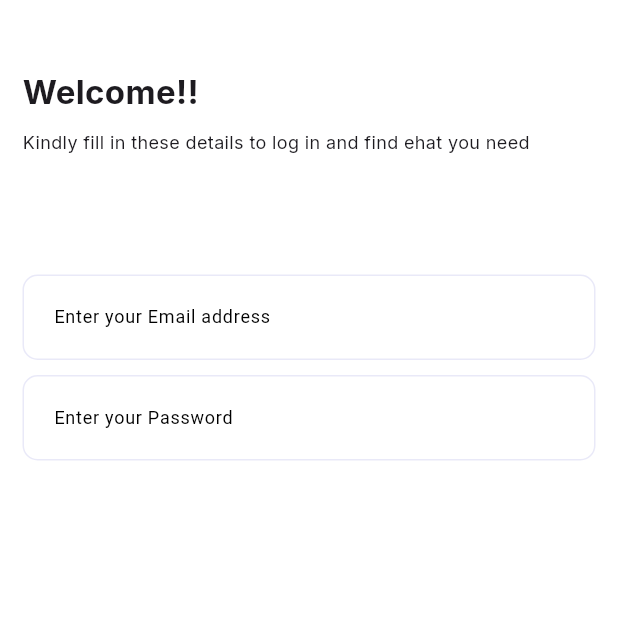
After one commit to ikotun-dev/lp-mobile, a Flutter app: the screen it shows after launch, after a tap on "Skip", after a tap on "Get Started", on a phone screen of 412 x 824 dp, the top half of it. The commit adds this screen. Run offline on Flutter 3.47's test engine with Material 2 defaults, Android fonts, the phone set to English and light mode, and no system bars; our stand-ins replace google_fonts.

Commit message:
login commit

```diff
--- /dev/null
+++ b/lib/app screens/authentication/login_page.dart
@@ -0,0 +1,66 @@
+import 'package:flutter/material.dart';
+import 'package:living_pro/utils/colors.dart';
+import 'package:living_pro/utils/text.dart';
+
+import '../../utils/custom_textfield.dart';
+
+class LoginPage extends StatefulWidget {
+  const LoginPage({super.key});
+
+  @override
+  State<LoginPage> createState() => _LoginPageState();
+}
+
+class _LoginPageState extends State<LoginPage> {
+  @override
+  Widget build(BuildContext context) {
+    return Scaffold(
+      backgroundColor: AppColor.bg,
+      body: const SafeArea(
+        child: Padding(
+          padding: EdgeInsets.all(15),
+          child: Column(
+            crossAxisAlignment: CrossAxisAlignment.start,
+            children: [
+              SizedBox(
+                height: 30,
+              ),
+              BaseText(
+                text: "Welcome!!",
+                size: 22,
+                weight: FontWeight.bold,
+              ),
+              SizedBox(
+                height: 10,
+              ),
+              BaseText(
+                text:
+                    "Kindly fill in these details to log in and find ehat you need",
+                size: 12,
+              ),
+              SizedBox(
+                height: 80,
+              ),
+              CustomTextField(
+                hint: 'Enter your Email address',
+                keyboardType: TextInputType.emailAddress,
+                // onChanged: (v) {
+                //   // email.value = v.trim();
+                // },
+              ),
+              SizedBox(
+                height: 10,
+              ),
+              CustomTextField(
+                obscureText: true,
+                hint: 'Enter your Password',
+                keyboardType: TextInputType.emailAddress,
+              ),
+
+            ],
+          ),
+        ),
+      ),
+    );
+  }
+}
--- a/lib/app screens/onboard/views/onboard_screen.dart
+++ b/lib/app screens/onboard/views/onboard_screen.dart
@@ -1,5 +1,6 @@
 import 'package:flutter/material.dart';
 import 'package:google_fonts/google_fonts.dart';
+import 'package:living_pro/app%20screens/authentication/login_page.dart';
 import 'package:living_pro/utils/colors.dart';
 import 'package:living_pro/utils/text.dart';
 
@@ -40,7 +41,7 @@ class _OnboardingScreenState extends State<OnboardingScreen> {
                 height: 20,
               ),
               Center(
-                child: Container(
+                child: SizedBox(
                   height: 300,
                   width: 300,
                   child: Image.asset(
@@ -79,6 +80,8 @@ class _OnboardingScreenState extends State<OnboardingScreen> {
                     BaseText(
                       text: onboardAssets[index].description,
                       alignText: TextAlign.center,
+                      color: Colors.black,
+                      weight: FontWeight.w500,
                       size: 12,
                     ),
                   ],
@@ -104,7 +107,9 @@ class _OnboardingScreenState extends State<OnboardingScreen> {
                 mainAxisAlignment: MainAxisAlignment.spaceBetween,
                 children: [
                   TextButton(
-                    onPressed: () {},
+                    onPressed: () {
+                      setState(() => index = 2);
+                    },
                     child: Text(
                       "Skip",
                       style: GoogleFonts.inter(
@@ -122,7 +127,10 @@ class _OnboardingScreenState extends State<OnboardingScreen> {
                     minWidth: 180,
                     onPressed: () {
                       if (index == 2) {
-                        Navigator.pushReplacementNamed(context, '/login');
+                        Navigator.push(
+                            context,
+                            MaterialPageRoute(
+                                builder: (_) => const LoginPage()));
                       } else {
                         setState(() => index++);
                       }
--- a/lib/utils/colors.dart
+++ b/lib/utils/colors.dart
@@ -4,6 +4,7 @@ class AppColor {
   static Color primary1 = const Color(0XFF007FE0);
   static Color primary2 = const Color(0XFF33A7FF);
   static Color primary3 = const Color(0XFF99D3FF);
+    static Color black = const Color(0XFF000000);
   static Color txt1 = const Color(0XFF1C140D);
   static Color txt2 = const Color(0XFF463220);
   static Color txt3 = const Color(0XFFAE7C51);
--- /dev/null
+++ b/lib/utils/custom_textfield.dart
@@ -0,0 +1,131 @@
+import 'package:flutter/material.dart';
+import 'package:flutter/services.dart';
+
+import 'colors.dart';
+
+class CustomTextField extends StatefulWidget {
+  final String? hint;
+  final ValueChanged<String>? onChanged;
+  final bool headerLess;
+  final TextEditingController? textEditingController;
+  final int lines;
+  final bool readOnly;
+  final bool obscureText;
+  final Widget? prefix;
+  final TextInputType? keyboardType;
+  final List<TextInputFormatter>? inputFormatters;
+  final FocusNode? focusNode;
+  final Widget? suffix;
+  final TextInputAction textInputAction;
+  final Border? border;
+  final Color? backgroundColor;
+
+  final String? prefixText;
+
+  const CustomTextField({
+    Key? key,
+    this.hint,
+    this.onChanged,
+    this.headerLess = false,
+    this.textEditingController,
+    this.lines = 1,
+    this.readOnly = false,
+    this.obscureText = false,
+    this.prefix,
+    this.keyboardType,
+    this.inputFormatters,
+    this.focusNode,
+    this.suffix,
+    this.textInputAction = TextInputAction.done,
+    this.border,
+    this.backgroundColor,
+    this.prefixText,
+  }) : super(key: key);
+
+  @override
+  State<CustomTextField> createState() => _CustomTextFieldState();
+}
+
+class _CustomTextFieldState extends State<CustomTextField> {
+  @override
+  void initState() {
+    _node = widget.focusNode ?? FocusNode();
+    super.initState();
+  }
+
+  FocusNode? _node;
+
+  @override
+  Widget build(BuildContext context) {
+    return GestureDetector(
+      onTap: () {
+        FocusScope.of(context).requestFocus(_node);
+      },
+      child: Container(
+        height: 57,
+        padding: const EdgeInsets.symmetric(
+          horizontal: 5,
+          vertical: 2,
+        ),
+        decoration: BoxDecoration(
+          color: AppColor.bg,
+          border: widget.border ??
+              Border.all(
+                color: const Color(0xffE9E9F8),
+                width: 1,
+              ),
+          borderRadius: BorderRadius.circular(10),
+        ),
+        child: Row(
+          children: [
+            widget.prefix ?? const SizedBox(width: 15),
+            Expanded(
+              child: TextFormField(
+                focusNode: _node,
+                cursorColor: AppColor.primary1,
+                readOnly: widget.readOnly,
+                onChanged: widget.onChanged,
+                textInputAction: widget.textInputAction,
+                obscureText: widget.obscureText,
+                keyboardType: widget.keyboardType,
+                controller: widget.textEditingController,
+                inputFormatters: widget.inputFormatters,
+                maxLines: widget.obscureText ? 1 : (widget.lines),
+                minLines: widget.obscureText ? 1 : (widget.lines),
+                style: const TextStyle(
+                  fontWeight: FontWeight.w600,
+                  color: Colors.black,
+                  fontSize: 14,
+                ),
+                decoration: InputDecoration(
+                  prefixText: widget.prefixText,
+                  prefixStyle: TextStyle(
+                    fontWeight: FontWeight.w600,
+                    color: AppColor.primary1,
+                    fontSize: 14,
+                  ),
+                  border: InputBorder.none,
+                  labelStyle: const TextStyle(
+                    color: Colors.black,
+                    fontWeight: FontWeight.w400,
+                    fontSize: 12,
+                  ),
+                  label: Text(
+                    widget.hint ?? '',
+                  ),
+                  hintStyle: TextStyle(
+                    color: AppColor.primary1,
+                    fontWeight: FontWeight.w500,
+                    fontSize: 12,
+                    fontFamily: 'inter',
+                  ),
+                ),
+              ),
+            ),
+            widget.suffix ?? const SizedBox()
+          ],
+        ),
+      ),
+    );
+  }
+}
```
Also changed, not shown: lib/utils/custom_buttons.dart (added, +90 -0 lines).
